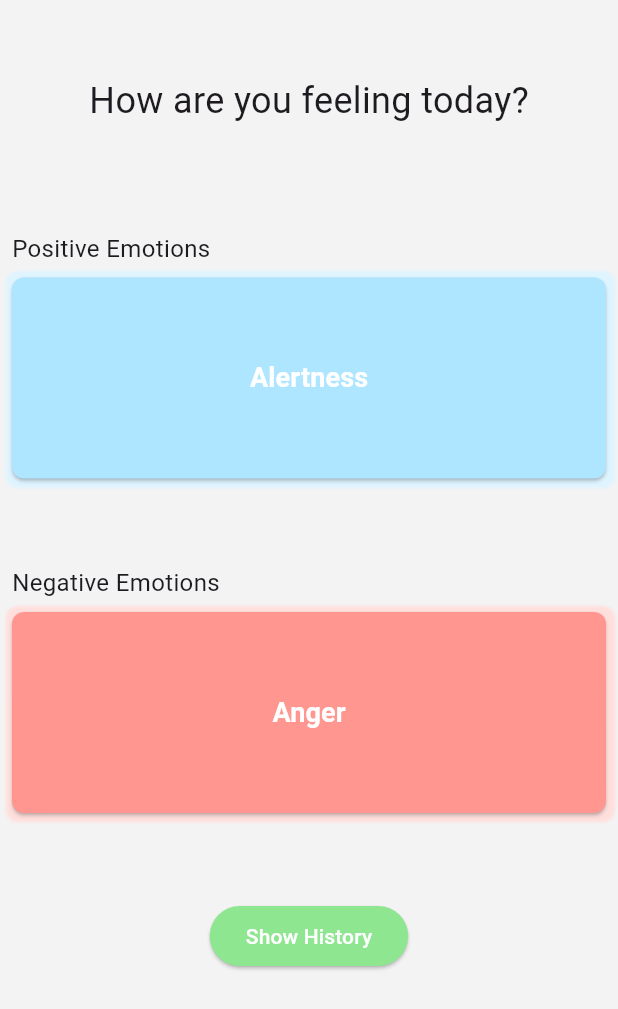
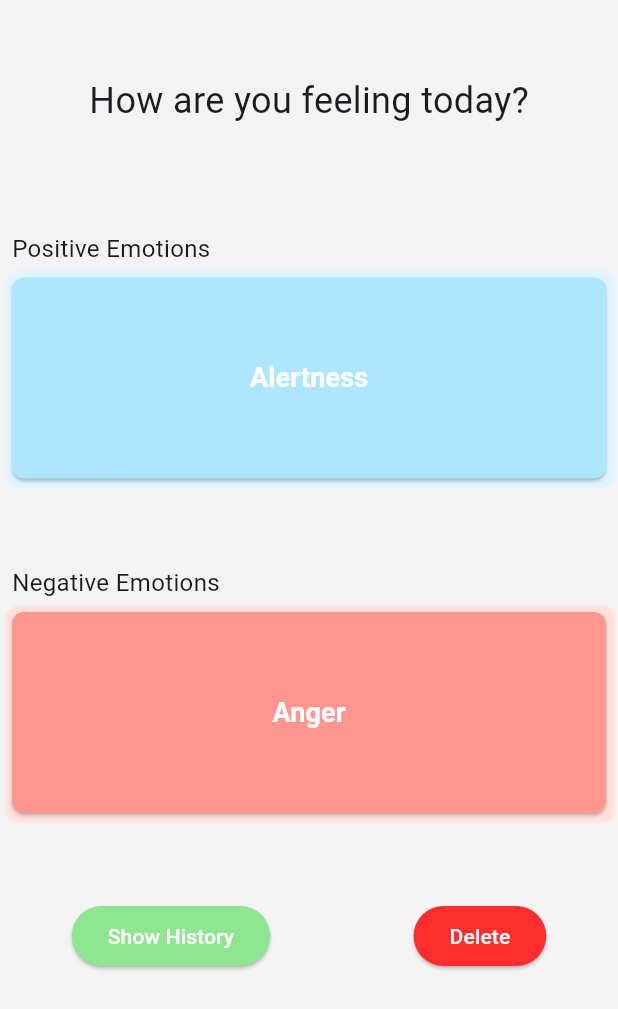
Before and after one commit to fahricandurucan/emotion_tracker, a Flutter app: the screen it shows after launch, after a tap on "Show History", on a phone screen of 412 x 824 dp. Shown: the top 1009 px of the screen. Run offline on Flutter 3.47's test engine with Material 3 defaults, Android fonts, the phone set to English and light mode, and no system bars; our stand-ins replace animated_splash_screen, animated_text_kit, dio, get, sqflite; accounts and stored records are empty.

Commit message:
local database is added and some code are changed

```diff
--- a/lib/models/quote.dart
+++ b/lib/models/quote.dart
@@ -1,8 +1,32 @@
 class Quote {
-  String title;
+  String emotion;
+  String timestamp;
   String text;
   String author;
 
   // Kurucu method (constructor)
-  Quote({required this.title, required this.text, required this.author});
+  Quote({
+    required this.emotion,
+    required this.timestamp,
+    required this.text,
+    required this.author,
+  });
+
+  factory Quote.fromJson(Map<String, dynamic> json) {
+    return Quote(
+      emotion: json['emotion'],
+      timestamp: json['timestamp'],
+      text: json['text'],
+      author: json['author'],
+    );
+  }
+
+  Map<String, dynamic> toJson() {
+    return {
+      'emotion': emotion,
+      'timestamp': timestamp,
+      'text': text,
+      'author': author,
+    };
+  }
 }
--- a/lib/screens/home_page.dart
+++ b/lib/screens/home_page.dart
@@ -1,5 +1,6 @@
 import 'package:emotion_tracker/const/const.dart';
 import 'package:emotion_tracker/controllers/home_page_controller.dart';
+import 'package:emotion_tracker/services/database_helper.dart';
 import 'package:flutter/material.dart';
 import 'package:get/get.dart';
 
@@ -38,7 +39,13 @@ class HomePage extends StatelessWidget {
               const SizedBox(
                 height: 50,
               ),
-              historyButton(),
+              Row(
+                mainAxisAlignment: MainAxisAlignment.spaceAround,
+                children: [
+                  historyButton(),
+                  deleteButton(),
+                ],
+              ),
             ],
           ),
         ),
@@ -77,7 +84,14 @@ class HomePage extends StatelessWidget {
 
   Widget historyButton() {
     return ElevatedButton(
-        onPressed: () {},
+        onPressed: () async {
+          DatabaseHelper databaseHelper = DatabaseHelper();
+          List<Map<String, dynamic>> emotions = await databaseHelper.getEmotions();
+          for (var emotion in emotions) {
+            print(
+                "Emotion: ${emotion['emotion']}, Timestamp: ${emotion['timestamp']}, Author: ${emotion['author']}");
+          }
+        },
         style: ElevatedButton.styleFrom(
           backgroundColor: const Color.fromARGB(255, 142, 230, 145), // Arka plan rengi
         ),
@@ -86,4 +100,19 @@ class HomePage extends StatelessWidget {
           style: TextStyle(color: Colors.white),
         ));
   }
+
+  Widget deleteButton() {
+    return ElevatedButton(
+        onPressed: () async {
+          DatabaseHelper databaseHelper = DatabaseHelper();
+          databaseHelper.deleteAllEmotions();
+        },
+        style: ElevatedButton.styleFrom(
+          backgroundColor: const Color.fromARGB(255, 255, 46, 46), // Arka plan rengi
+        ),
+        child: const Text(
+          "Delete",
+          style: TextStyle(color: Colors.white),
+        ));
+  }
 }
--- a/lib/screens/quote_display_page.dart
+++ b/lib/screens/quote_display_page.dart
@@ -35,7 +35,7 @@ class QuoteDisplayPage extends StatelessWidget {
                     crossAxisAlignment: CrossAxisAlignment.center,
                     children: [
                       Text(
-                        quoteDisplayPageController.quoteList.last.title,
+                        quoteDisplayPageController.quoteList.last.emotion,
                         style: const TextStyle(
                             fontSize: 24, color: Colors.white, fontWeight: FontWeight.bold),
                         textAlign: TextAlign.center,
--- /dev/null
+++ b/lib/services/database_helper.dart
@@ -0,0 +1,51 @@
+import 'package:path/path.dart';
+import 'package:sqflite/sqflite.dart';
+
+class DatabaseHelper {
+  static Database? _database;
+
+  Future<Database> get database async {
+    if (_database != null) return _database!;
+
+    _database = await initDatabase();
+    return _database!;
+  }
+
+  Future<Database> initDatabase() async {
+    String path = join(await getDatabasesPath(), 'emotion_tracker.db');
+    return await openDatabase(
+      path,
+      version: 1,
+      onCreate: (Database db, int version) async {
+        await db.execute(
+          'CREATE TABLE emotions(id INTEGER PRIMARY KEY, emotion TEXT, timestamp TEXT, text TEXT, author TEXT)',
+        );
+      },
+    );
+  }
+
+  Future<void> insertEmotion(String emotion, String timestamp, String text, String author) async {
+    print("insert ????????* $emotion");
+    final Database db = await database;
+    await db.insert(
+      'emotions',
+      {'emotion': emotion, 'timestamp': timestamp, 'text': text, 'author': author},
+      conflictAlgorithm: ConflictAlgorithm.replace,
+    );
+  }
+
+  Future<List<Map<String, dynamic>>> getEmotions() async {
+    final Database db = await database;
+    return await db.query('emotions');
+  }
+
+  Future<List<Map<String, dynamic>>> getEmotionData(String emotion) async {
+    final Database db = await database;
+    return await db.query('emotions', where: 'emotion = ?', whereArgs: [emotion]);
+  }
+
+  Future<void> deleteAllEmotions() async {
+    final Database db = await database;
+    await db.delete('emotions');
+  }
+}
--- a/lib/widgets/emotion_button.dart
+++ b/lib/widgets/emotion_button.dart
@@ -38,9 +38,6 @@ class EmotionButton extends StatelessWidget {
       ),
       child: ElevatedButton(
         onPressed: () {
-          // Burada duygu seçildiğinde yapılacak işlemleri ekleyebilirsin.
-          // Örneğin, veritabanına kaydetme ve alıntıyı getirme işlemleri.
-          // Bu noktada navigator kullanarak bir sonraki sayfaya geçebilirsin.
           quoteDisplayPageController.fetchQuote(emotion);
           Get.to(QuoteDisplayPage());
         },
--- a/pubspec.yaml
+++ b/pubspec.yaml
@@ -34,6 +34,7 @@ dependencies:
   dio: ^5.4.0
   animated_text_kit: ^4.2.2
   animated_splash_screen: ^1.3.0
+  sqflite: ^2.3.0
 
 
 
```
Also changed, not shown: lib/controllers/quote_display_page_controller.dart (+25 -1 lines).
